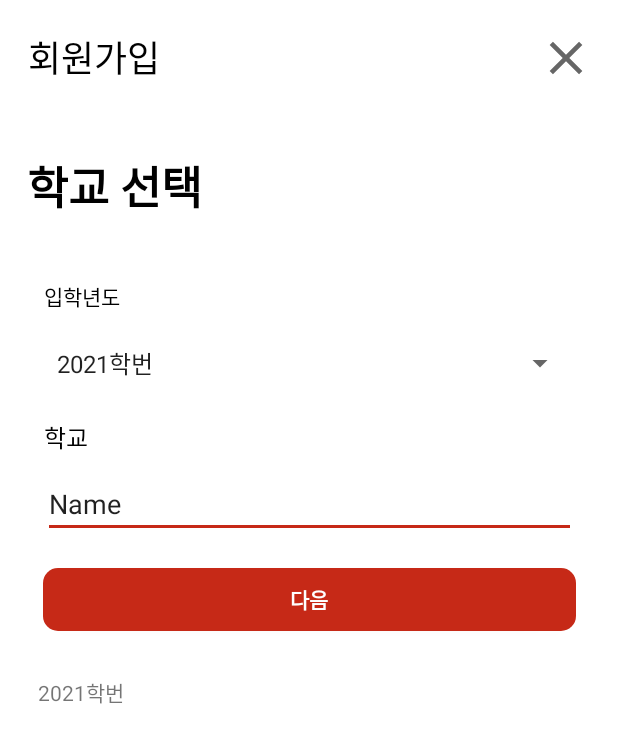
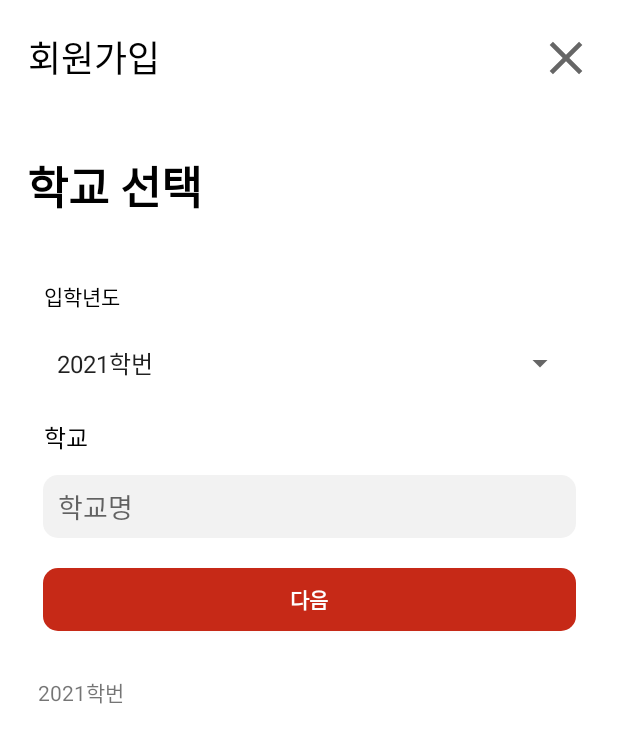
Before and after one commit to Doltas/Eata, an Android app: the RegisterActivity screen opened directly, with no data from a screen before it, on a phone screen of 412 x 824 dp. Shown: the top 743 px of the screen. Run offline under Robolectric (Android 15) with nearby library versions, the phone set to English and light mode, and no system bars; network calls fail.

Commit message:
자잘한거

```diff
--- a/app/src/main/res/layout/activity_register.xml
+++ b/app/src/main/res/layout/activity_register.xml
@@ -96,7 +96,7 @@
         app:layout_constraintStart_toStartOf="parent"
         app:layout_constraintTop_toBottomOf="@+id/sp_year" />
 
-    <EditText
+    <androidx.appcompat.widget.AppCompatEditText
         android:id="@+id/et_select"
         android:layout_width="355dp"
         android:layout_height="42dp"
@@ -107,8 +107,10 @@
         android:layout_marginEnd="28dp"
         android:layout_marginRight="28dp"
         android:ems="10"
-        android:inputType="textPersonName"
-        android:text="Name"
+        android:hint="학교명"
+        android:paddingHorizontal="10dp"
+        android:background="@drawable/small_round"
+        android:privateImeOptions="defaultInputmode=korean"
         app:layout_constraintEnd_toEndOf="parent"
         app:layout_constraintStart_toStartOf="parent"
         app:layout_constraintTop_toBottomOf="@+id/textView4" />
```
